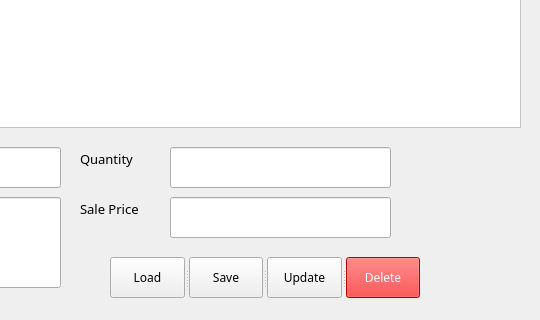
This is product_management_system/userproducts.ui in SanjulaD/prodcut-ms-qtcw as Qt 5 draws it before an edit; both pictures show x 280 to 820 and y 103 to 423 of the 820 by 423 pixel window. The edited form follows.
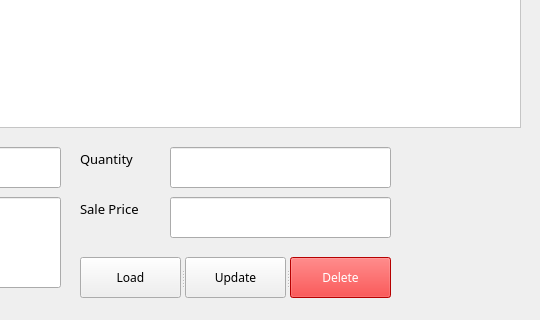
This is the edited form.

Commit message: feat: update feature done

```diff
--- a/product_management_system/userproducts.ui
+++ b/product_management_system/userproducts.ui
@@ -179,7 +179,7 @@
   <widget class="QSplitter" name="splitter">
    <property name="geometry">
     <rect>
-     <x>390</x>
+     <x>360</x>
      <y>360</y>
      <width>311</width>
      <height>41</height>
@@ -201,19 +201,6 @@
      <string>Load</string>
     </property>
    </widget>
-   <widget class="QPushButton" name="saveBtn">
-    <property name="font">
-     <font>
-      <family>Poppins</family>
-     </font>
-    </property>
-    <property name="cursor">
-     <cursorShape>PointingHandCursor</cursorShape>
-    </property>
-    <property name="text">
-     <string>Save</string>
-    </property>
-   </widget>
    <widget class="QPushButton" name="updateBtn">
     <property name="font">
      <font>
```
The commit also changes 2 other files.
